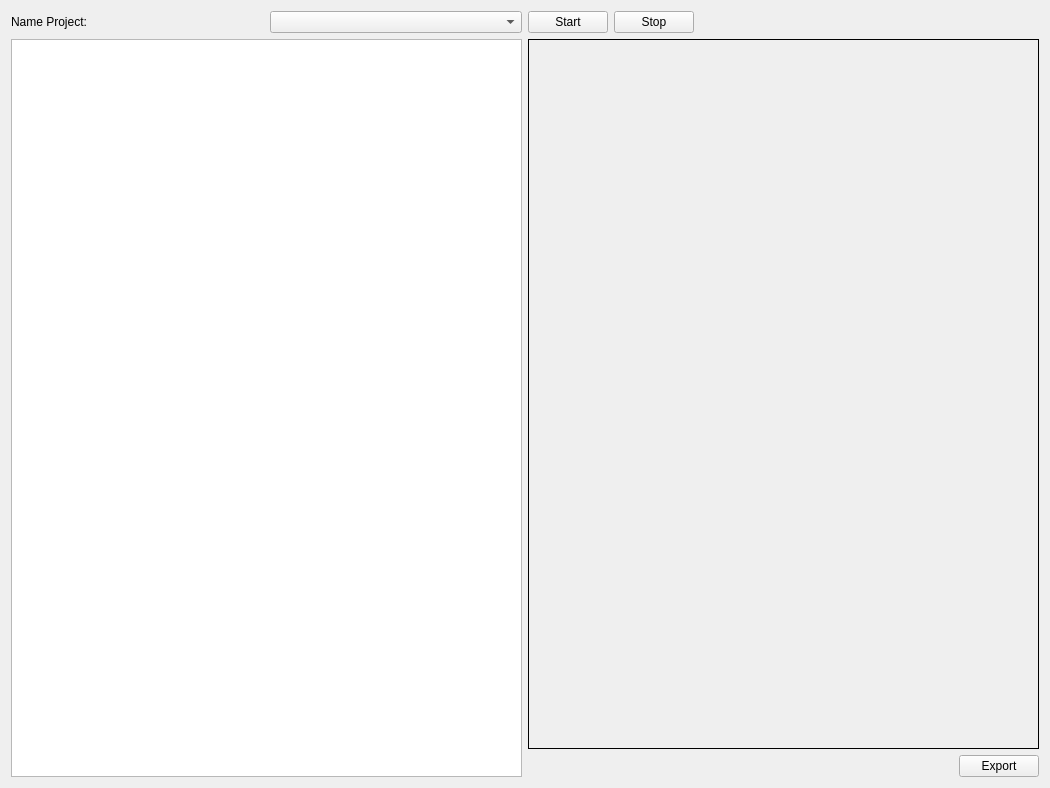
The window that ui/ui/get_data_tab.ui (ADPL-190400/bottle-inspection) describes before a commit, drawn with Qt 5.
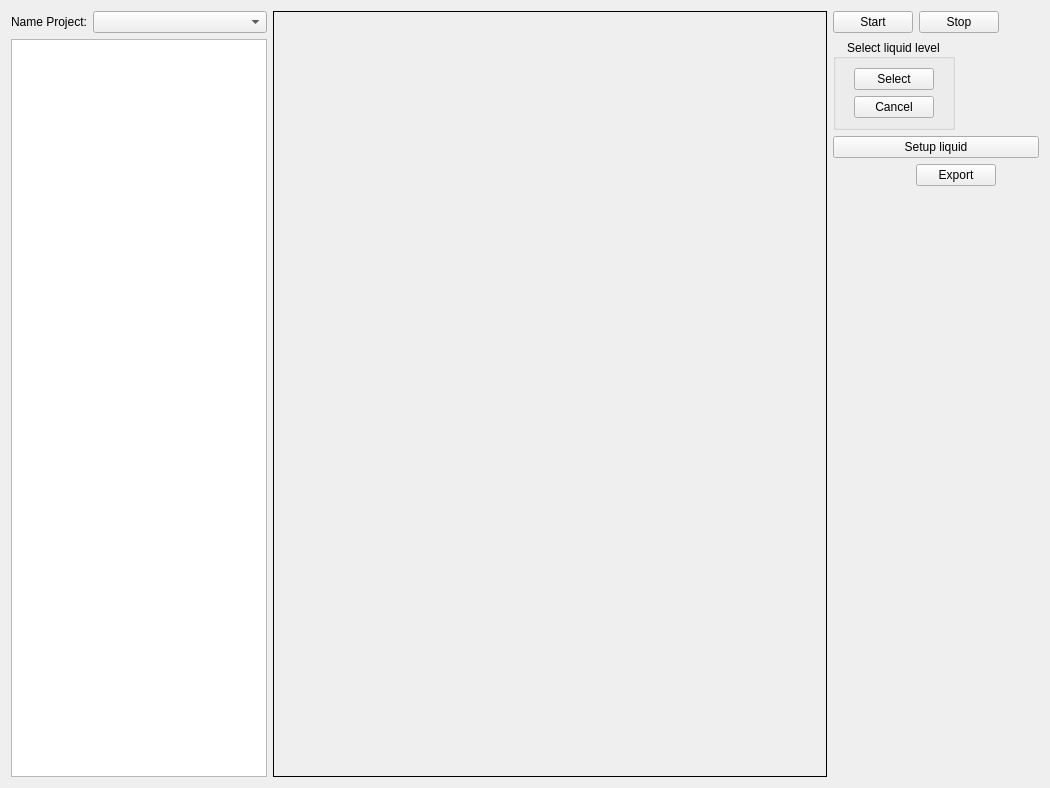
The same window after the commit. Custom widgets are drawn as their Qt base class.

Commit message: add module check liquid level

```diff
--- a/ui/ui/get_data_tab.ui
+++ b/ui/ui/get_data_tab.ui
@@ -20,29 +20,76 @@
       <layout class="QHBoxLayout" name="horizontalLayout">
        <item>
         <widget class="QLabel" name="label_4">
+         <property name="sizePolicy">
+          <sizepolicy hsizetype="Fixed" vsizetype="Preferred">
+           <horstretch>0</horstretch>
+           <verstretch>0</verstretch>
+          </sizepolicy>
+         </property>
          <property name="text">
           <string>Name Project:</string>
          </property>
         </widget>
        </item>
        <item>
-        <widget class="QComboBox" name="name_project"/>
+        <widget class="QComboBox" name="name_project">
+         <property name="sizePolicy">
+          <sizepolicy hsizetype="Preferred" vsizetype="Preferred">
+           <horstretch>0</horstretch>
+           <verstretch>0</verstretch>
+          </sizepolicy>
+         </property>
+        </widget>
        </item>
       </layout>
      </item>
      <item>
-      <widget class="QTreeView" name="treeView_img"/>
+      <widget class="QTreeView" name="treeView_img">
+       <property name="sizePolicy">
+        <sizepolicy hsizetype="Fixed" vsizetype="Expanding">
+         <horstretch>0</horstretch>
+         <verstretch>0</verstretch>
+        </sizepolicy>
+       </property>
+      </widget>
      </item>
     </layout>
    </item>
    <item>
-    <layout class="QVBoxLayout" name="verticalLayout_2">
+    <widget class="ClickableLabel" name="img_show">
+     <property name="minimumSize">
+      <size>
+       <width>300</width>
+       <height>300</height>
+      </size>
+     </property>
+     <property name="frameShape">
+      <enum>QFrame::Box</enum>
+     </property>
+     <property name="text">
+      <string/>
+     </property>
+     <property name="alignment">
+      <set>Qt::AlignCenter</set>
+     </property>
+    </widget>
+   </item>
+   <item>
+    <layout class="QVBoxLayout" name="verticalLayout_4">
+     <item>
+      <layout class="QVBoxLayout" name="verticalLayout_3">
      <item>
       <layout class="QHBoxLayout" name="horizontalLayout_3">
        <item>
         <layout class="QHBoxLayout" name="horizontalLayout_2">
          <item>
           <widget class="QPushButton" name="btn_start_get_data">
+             <property name="sizePolicy">
+              <sizepolicy hsizetype="Fixed" vsizetype="Preferred">
+               <horstretch>0</horstretch>
+               <verstretch>0</verstretch>
+              </sizepolicy>
+             </property>
            <property name="text">
             <string>Start</string>
            </property>
@@ -50,6 +97,12 @@
          </item>
          <item>
           <widget class="QPushButton" name="btn_stop_get_data">
+             <property name="sizePolicy">
+              <sizepolicy hsizetype="Fixed" vsizetype="Preferred">
+               <horstretch>0</horstretch>
+               <verstretch>0</verstretch>
+              </sizepolicy>
+             </property>
            <property name="text">
             <string>Stop</string>
            </property>
@@ -62,6 +115,9 @@
          <property name="orientation">
           <enum>Qt::Horizontal</enum>
          </property>
+           <property name="sizeType">
+            <enum>QSizePolicy::Fixed</enum>
+           </property>
          <property name="sizeHint" stdset="0">
           <size>
            <width>40</width>
@@ -73,31 +129,77 @@
       </layout>
      </item>
      <item>
-      <widget class="QLabel" name="img_show">
-       <property name="minimumSize">
-        <size>
-         <width>300</width>
-         <height>300</height>
-        </size>
-       </property>
-       <property name="frameShape">
-        <enum>QFrame::Box</enum>
-       </property>
-       <property name="text">
-        <string/>
+        <layout class="QVBoxLayout" name="verticalLayout_5">
+         <item>
+          <widget class="QGroupBox" name="groupBox">
+           <property name="sizePolicy">
+            <sizepolicy hsizetype="Fixed" vsizetype="Preferred">
+             <horstretch>0</horstretch>
+             <verstretch>0</verstretch>
+            </sizepolicy>
+           </property>
+           <property name="title">
+            <string>Select liquid level</string>
        </property>
        <property name="alignment">
         <set>Qt::AlignCenter</set>
        </property>
-      </widget>
-     </item>
-     <item>
       <layout class="QHBoxLayout" name="horizontalLayout_4">
        <item>
+             <layout class="QVBoxLayout" name="verticalLayout_2">
+              <item>
+               <widget class="QPushButton" name="btn_select_template">
+                <property name="sizePolicy">
+                 <sizepolicy hsizetype="Fixed" vsizetype="Preferred">
+                  <horstretch>0</horstretch>
+                  <verstretch>0</verstretch>
+                 </sizepolicy>
+                </property>
+                <property name="layoutDirection">
+                 <enum>Qt::LeftToRight</enum>
+                </property>
+                <property name="text">
+                 <string>Select</string>
+                </property>
+               </widget>
+              </item>
+              <item>
+               <widget class="QPushButton" name="btn_cancle_select">
+                <property name="sizePolicy">
+                 <sizepolicy hsizetype="Fixed" vsizetype="Preferred">
+                  <horstretch>0</horstretch>
+                  <verstretch>0</verstretch>
+                 </sizepolicy>
+                </property>
+                <property name="text">
+                 <string>Cancel</string>
+                </property>
+               </widget>
+              </item>
+             </layout>
+            </item>
+           </layout>
+          </widget>
+         </item>
+         <item>
+          <widget class="QPushButton" name="btn_setup_liquid">
+           <property name="text">
+            <string>Setup liquid</string>
+           </property>
+          </widget>
+         </item>
+        </layout>
+       </item>
+       <item>
+        <layout class="QHBoxLayout" name="horizontalLayout_6">
+         <item>
         <spacer name="horizontalSpacer_2">
          <property name="orientation">
           <enum>Qt::Horizontal</enum>
          </property>
+           <property name="sizeType">
+            <enum>QSizePolicy::Fixed</enum>
+           </property>
          <property name="sizeHint" stdset="0">
           <size>
            <width>40</width>
@@ -108,6 +210,12 @@
        </item>
        <item>
         <widget class="QPushButton" name="build_memory_bank">
+           <property name="sizePolicy">
+            <sizepolicy hsizetype="Fixed" vsizetype="Preferred">
+             <horstretch>0</horstretch>
+             <verstretch>0</verstretch>
+            </sizepolicy>
+           </property>
          <property name="text">
           <string>Export</string>
          </property>
@@ -117,8 +225,30 @@
      </item>
     </layout>
    </item>
+     <item>
+      <spacer name="verticalSpacer">
+       <property name="orientation">
+        <enum>Qt::Vertical</enum>
+       </property>
+       <property name="sizeHint" stdset="0">
+        <size>
+         <width>20</width>
+         <height>40</height>
+        </size>
+       </property>
+      </spacer>
+     </item>
+    </layout>
+   </item>
   </layout>
  </widget>
+ <customwidgets>
+  <customwidget>
+   <class>ClickableLabel</class>
+   <extends>QLabel</extends>
+   <header>clickablelabel.h</header>
+  </customwidget>
+ </customwidgets>
  <resources/>
  <connections/>
 </ui>
```
Left out of the diff: 2 changed lines with no effect on the pictures. Lines whose indentation alone changed are shown as unchanged. The commit also changes 13 other files.
